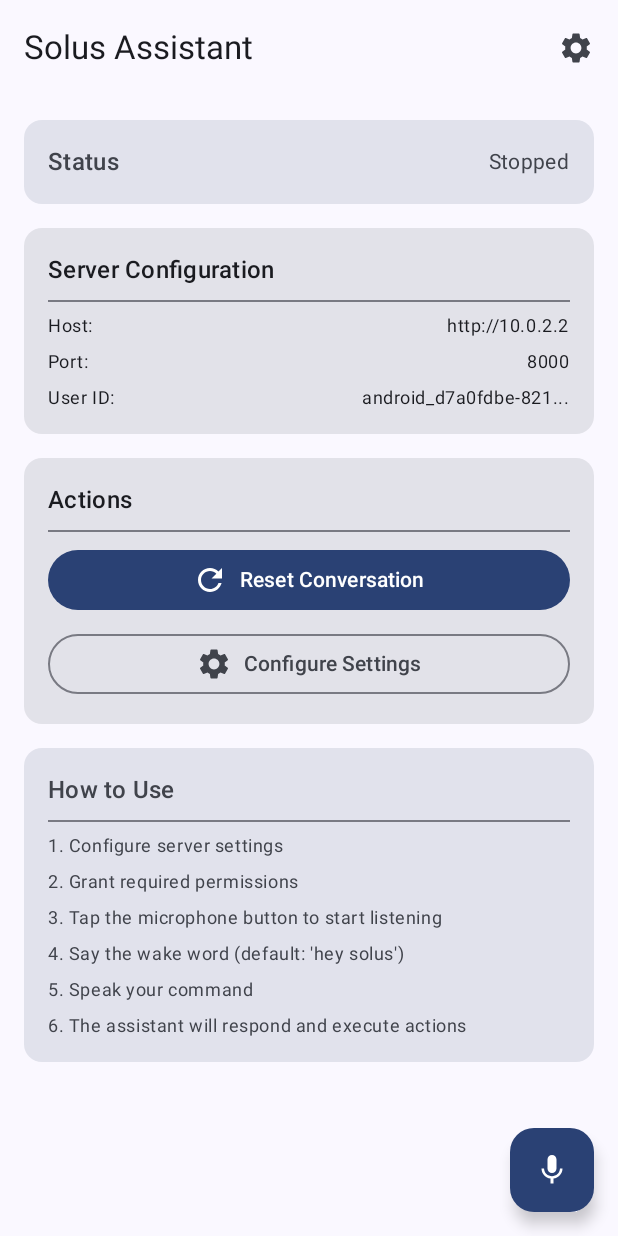
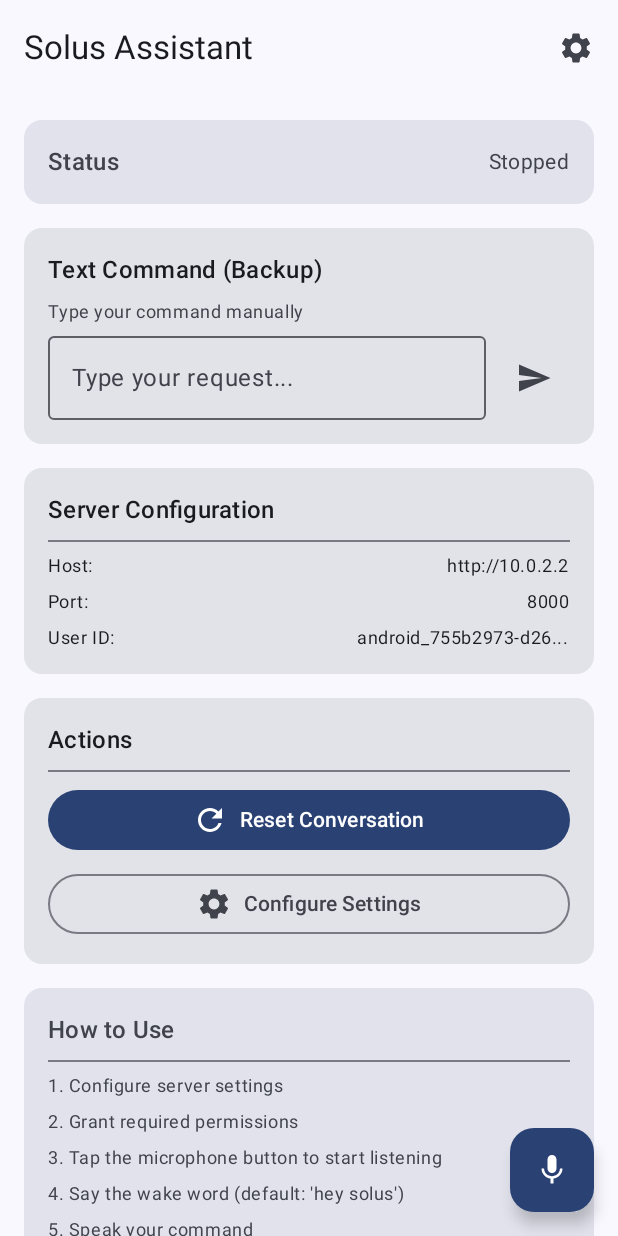
Before and after one commit to nobu-x3/solus, an Android app built with Jetpack Compose: the screen it shows after launch (MainActivity), on a phone screen of 412 x 824 dp. Run offline under Robolectric (Android 15) with nearby library versions, the phone set to English and light mode, and no system bars; 2 statements that could not run were skipped.

Commit message:
Fix wake word detection and add text command backup
Wake Word Fixes:
- Handle wake word + command in same phrase ("hey solus do something")
- Extract command text after wake word and process immediately
- Still support separate wake word and command phrases
- Better logging for wake word detection

Text Command Backup:
- Add text input field in MainScreen for manual command entry
- New sendTextCommand() method in VoiceListenerService
- TextField with Send button for typing requests
- Useful as backup when voice isn't working or for quiet environments
- Clears input after sending

Both voice activation and text input now work properly and send
commands to the server in the same format.

```diff
--- a/android/app/src/main/java/com/solus/assistant/ui/screens/MainScreen.kt
+++ b/android/app/src/main/java/com/solus/assistant/ui/screens/MainScreen.kt
@@ -14,6 +14,7 @@ import androidx.compose.material.icons.Icons
 import androidx.compose.material.icons.filled.Mic
 import androidx.compose.material.icons.filled.MicOff
 import androidx.compose.material.icons.filled.Refresh
+import androidx.compose.material.icons.filled.Send
 import androidx.compose.material.icons.filled.Settings
 import androidx.compose.material3.*
 import androidx.compose.runtime.*
@@ -45,6 +46,7 @@ fun MainScreen(
     var serverPort by remember { mutableStateOf("") }
     var userId by remember { mutableStateOf("") }
     var autoStart by remember { mutableStateOf(false) }
+    var textCommand by remember { mutableStateOf("") }
 
     // Load settings
     LaunchedEffect(Unit) {
@@ -205,6 +207,61 @@ fun MainScreen(
                         LinearProgressIndicator(
                             modifier = Modifier.fillMaxWidth()
                         )
+                    }
+                }
+            }
+
+            // Text Input Card
+            Card(
+                modifier = Modifier.fillMaxWidth()
+            ) {
+                Column(
+                    modifier = Modifier
+                        .fillMaxWidth()
+                        .padding(16.dp),
+                    verticalArrangement = Arrangement.spacedBy(8.dp)
+                ) {
+                    Text(
+                        "Text Command (Backup)",
+                        style = MaterialTheme.typography.titleMedium
+                    )
+                    Text(
+                        "Type your command manually",
+                        style = MaterialTheme.typography.bodySmall,
+                        color = MaterialTheme.colorScheme.onSurfaceVariant
+                    )
+                    Row(
+                        modifier = Modifier.fillMaxWidth(),
+                        horizontalArrangement = Arrangement.spacedBy(8.dp),
+                        verticalAlignment = Alignment.CenterVertically
+                    ) {
+                        OutlinedTextField(
+                            value = textCommand,
+                            onValueChange = { textCommand = it },
+                            modifier = Modifier.weight(1f),
+                            placeholder = { Text("Type your request...") },
+                            singleLine = true,
+                            enabled = serviceConnected
+                        )
+                        IconButton(
+                            onClick = {
+                                if (textCommand.isNotBlank()) {
+                                    voiceService?.sendTextCommand(textCommand)
+                                    textCommand = ""
+                                }
+                            },
+                            enabled = serviceConnected && textCommand.isNotBlank()
+                        ) {
+                            Icon(
+                                Icons.Default.Send,
+                                "Send",
+                                tint = if (serviceConnected && textCommand.isNotBlank()) {
+                                    MaterialTheme.colorScheme.primary
+                                } else {
+                                    MaterialTheme.colorScheme.onSurfaceVariant
+                                }
+                            )
+                        }
                     }
                 }
             }
```
Also changed, not shown: android/app/src/main/java/com/solus/assistant/service/VoiceListenerService.kt (+25 -2 lines).
